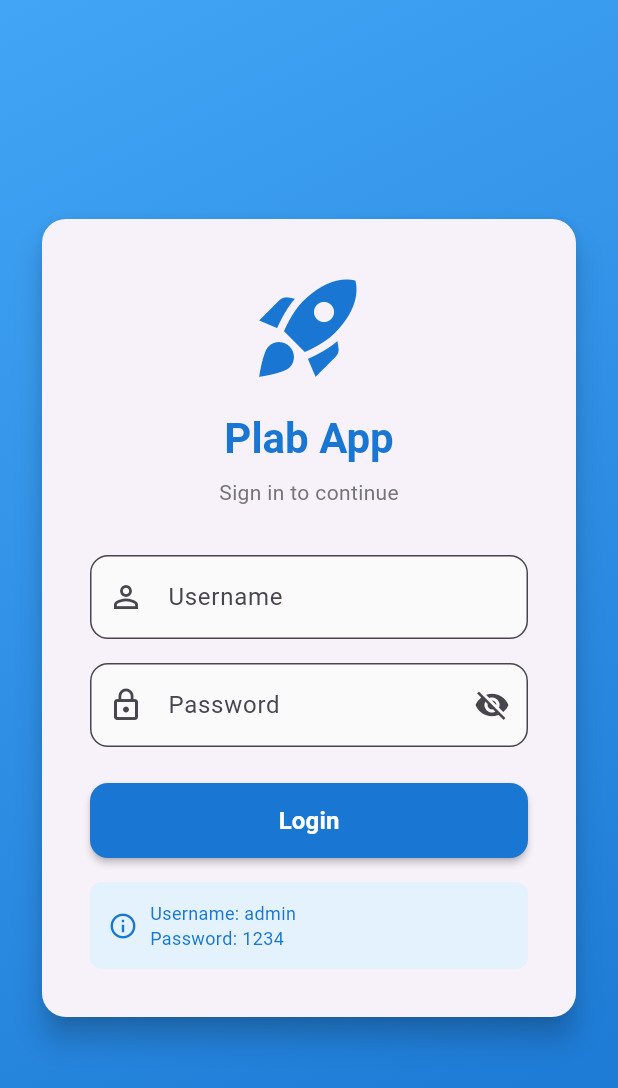
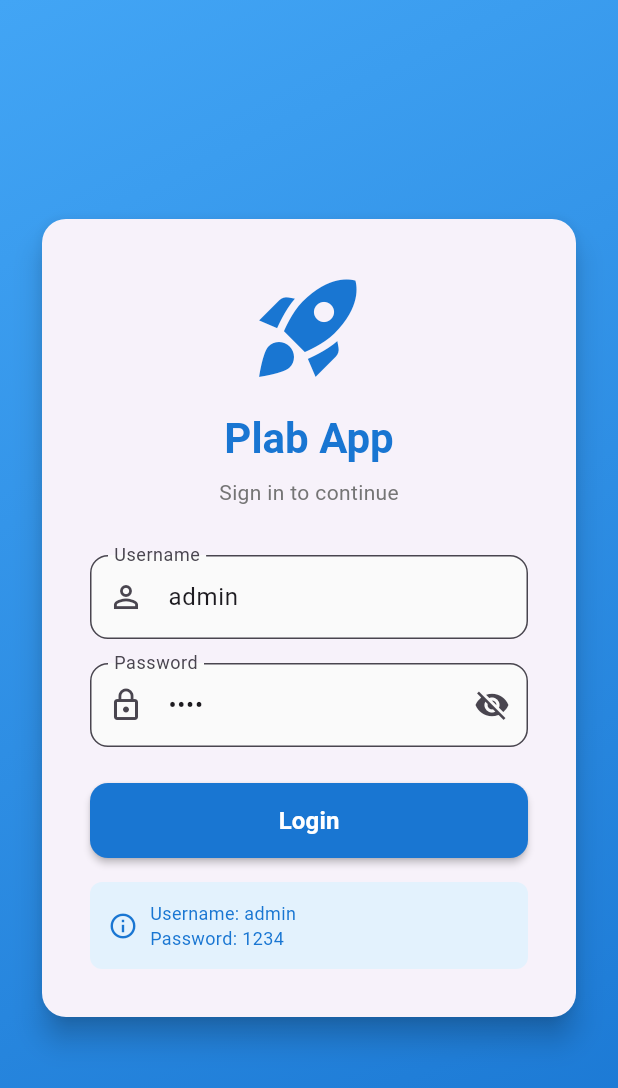
Before and after one commit to phutaneatK/plab_app, a Flutter app: the screen it shows after launch, on a phone screen of 412 x 824 dp. Shown: the top 1088 px of the screen. Run offline on Flutter 3.47's test engine with Material 3 defaults, Android fonts, the phone set to English and light mode, and no system bars; our stand-ins replace equatable, flutter_bloc, get_it; missing offline and left inert: plab_api.

Commit message:
feat : update default username, password

```diff
--- a/lib/presentation/login/pages/login_page.dart
+++ b/lib/presentation/login/pages/login_page.dart
@@ -10,8 +10,8 @@ class LoginPage extends StatefulWidget {
 
 class _LoginPageState extends State<LoginPage> {
   final _formKey = GlobalKey<FormState>();
-  final _usernameController = TextEditingController();
-  final _passwordController = TextEditingController();
+  final _usernameController = TextEditingController(text: 'admin');
+  final _passwordController = TextEditingController(text: '1234');
   bool _obscurePassword = true;
   bool _isLoading = false;
 
```
